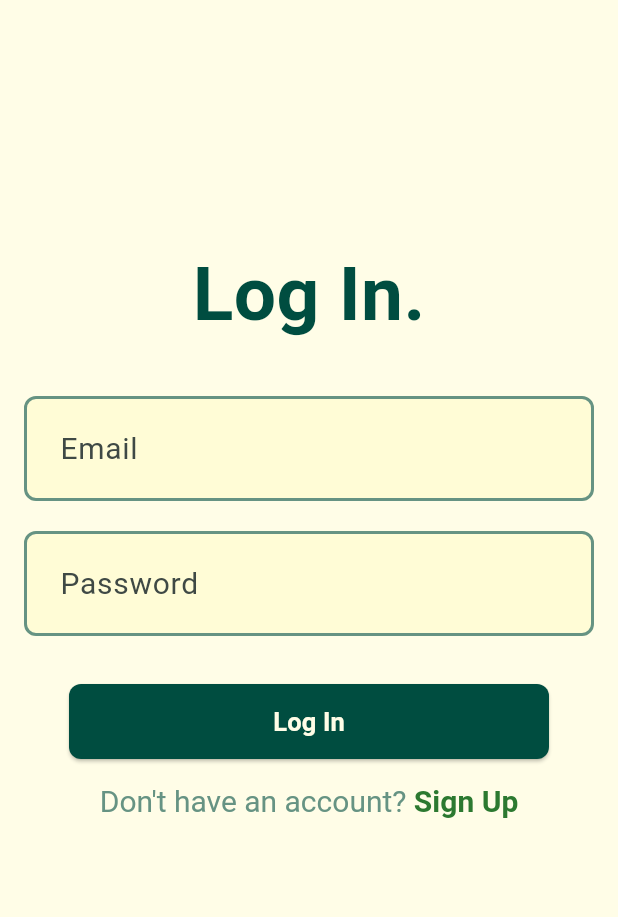
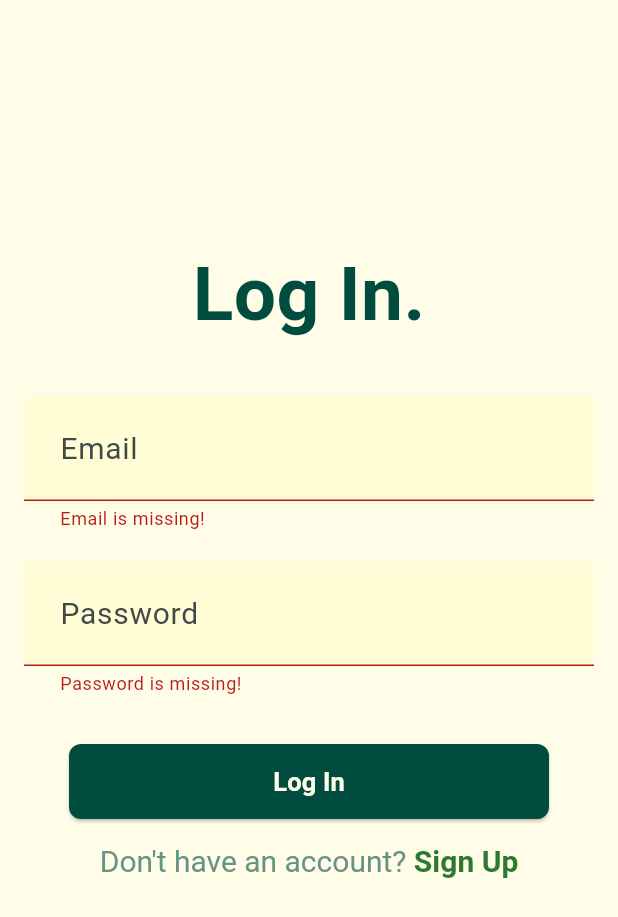
Before and after one commit to paraspbt/employee_erp_app, a Flutter app: the screen it shows after launch, after a tap on "Log In", on a phone screen of 412 x 824 dp. Shown: the top 917 px of the screen. Run offline on Flutter 3.47's test engine with Material 3 defaults, Android fonts, the phone set to English and light mode, and no system bars; our stand-ins replace flutter_bloc, flutter_dotenv, fpdart, get_it, supabase_flutter; accounts and stored records are empty.

Commit message:
Login Done

```diff
--- a/lib/features/auth/presentation/bloc/auth_bloc.dart
+++ b/lib/features/auth/presentation/bloc/auth_bloc.dart
@@ -1,4 +1,5 @@
 import 'package:emperp_app/features/auth/data/models/user_model.dart';
+import 'package:emperp_app/features/auth/presentation/usecases/user_login.dart';
 import 'package:emperp_app/features/auth/presentation/usecases/user_signup.dart';
 import 'package:flutter/foundation.dart';
 import 'package:flutter_bloc/flutter_bloc.dart';
@@ -8,10 +9,10 @@ part 'auth_state.dart';
 
 class AuthBloc extends Bloc<AuthEvent, AuthState> {
   final UserSignup _userSignup;
-
-  AuthBloc({
-    required UserSignup userSignup,
-  })  : _userSignup = userSignup,
+  final UserLogin _userLogin;
+  AuthBloc({required UserSignup userSignup, required UserLogin userLogin})
+      : _userSignup = userSignup,
+        _userLogin = userLogin,
         super(AuthInitial()) {
     on<AuthSignup>(
       (event, emit) async {
@@ -27,5 +28,19 @@ class AuthBloc extends Bloc<AuthEvent, AuthState> {
             (l) => emit(AuthFailure(l.message)), (r) => emit(AuthSuccess(r)));
       },
     );
+
+    on<AuthLogin>(
+      (event, emit) async {
+        emit(AuthLoading());
+        final res = await _userLogin.call(
+          UserLoginParams(
+            email: event.email,
+            password: event.password,
+          ),
+        );
+        return res.fold(
+            (l) => emit(AuthFailure(l.message)), (r) => emit(AuthSuccess(r)));
+      },
+    );
   }
 }
--- a/lib/features/auth/presentation/bloc/auth_event.dart
+++ b/lib/features/auth/presentation/bloc/auth_event.dart
@@ -14,3 +14,11 @@ class AuthSignup extends AuthEvent {
     required this.password,
   });
 }
+
+class AuthLogin extends AuthEvent {
+  final String email;
+  final String password;
+
+  AuthLogin({required this.email, required this.password});
+
+}
--- a/lib/features/auth/presentation/pages/login_page.dart
+++ b/lib/features/auth/presentation/pages/login_page.dart
@@ -1,8 +1,10 @@
 import 'package:emperp_app/core/theme/app_pallete.dart';
+import 'package:emperp_app/features/auth/presentation/bloc/auth_bloc.dart';
 import 'package:emperp_app/features/auth/presentation/pages/signup_page.dart';
 import 'package:emperp_app/features/auth/presentation/widgets/auth_button.dart';
 import 'package:emperp_app/features/auth/presentation/widgets/auth_field.dart';
 import 'package:flutter/material.dart';
+import 'package:flutter_bloc/flutter_bloc.dart';
 
 class LoginPage extends StatefulWidget {
   static route() => MaterialPageRoute(builder: (context) => const LoginPage());
@@ -31,14 +33,18 @@ class _LoginPageState extends State<LoginPage> {
         onTap: () {
           FocusScope.of(context).unfocus();
         },
-        child: SingleChildScrollView(
+        child: Stack(
+          children: [
+            SingleChildScrollView(
               padding: const EdgeInsets.all(16),
               child: Form(
                 key: formKey,
                 child: Column(
                   mainAxisAlignment: MainAxisAlignment.start,
                   children: [
-                const SizedBox(height: 144,),
+                    const SizedBox(
+                      height: 144,
+                    ),
                     const Text(
                       "Log In.",
                       style: TextStyle(
@@ -58,7 +64,19 @@ class _LoginPageState extends State<LoginPage> {
                       isObscureText: true,
                     ),
                     const SizedBox(height: 32),
-                AuthButton(buttonText: "Log In", onPressed: () {}),
+                    AuthButton(
+                      buttonText: "Log In",
+                      onPressed: () {
+                        if (formKey.currentState!.validate()) {
+                          BlocProvider.of<AuthBloc>(context).add(
+                                AuthLogin(
+                                  email: emailController.text.trim(),
+                                  password: passwordController.text.trim(),
+                                ),
+                              );
+                        }
+                      },
+                    ),
                     const SizedBox(height: 16),
                     GestureDetector(
                       onTap: () {
@@ -67,7 +85,8 @@ class _LoginPageState extends State<LoginPage> {
                       child: RichText(
                         text: const TextSpan(
                           text: 'Don\'t have an account? ',
-                      style: TextStyle(fontSize: 20, color: AppPallete.dullGreen),
+                          style: TextStyle(
+                              fontSize: 20, color: AppPallete.dullGreen),
                           children: [
                             TextSpan(
                               text: 'Sign Up',
@@ -84,6 +103,29 @@ class _LoginPageState extends State<LoginPage> {
                 ),
               ),
             ),
+            BlocConsumer<AuthBloc, AuthState>(
+              listener: (context, state) {
+                if (state is AuthFailure) {
+                  ScaffoldMessenger.of(context)
+                    ..hideCurrentSnackBar()
+                    ..showSnackBar(
+                       SnackBar(
+                        content: Text(state.message),
+                      ),
+                    );
+                }
+              },
+              builder: (context, state) {
+                if (state is AuthLoading) {
+                  return const Center(
+                    child: CircularProgressIndicator(),
+                  );
+                }
+                return const SizedBox.shrink();
+              },
+            ),
+          ],
+        ),
       ),
     );
   }
--- /dev/null
+++ b/lib/features/auth/presentation/usecases/user_login.dart
@@ -0,0 +1,26 @@
+import 'package:emperp_app/core/errors/failure.dart';
+import 'package:emperp_app/features/auth/data/models/user_model.dart';
+import 'package:emperp_app/features/auth/data/repository/auth_repository_impl.dart';
+import 'package:fpdart/fpdart.dart';
+
+class UserLogin {
+  final AuthRepositoryImpl authRepositoryImpl;
+  UserLogin(this.authRepositoryImpl);
+  Future<Either<Failure, UserModel>> call(UserLoginParams params) async {
+    final res = await authRepositoryImpl.loginWithEmailPassword(
+      email: params.email,
+      password: params.password,
+    );
+    return res;
+  }
+}
+
+class UserLoginParams {
+  final String email;
+  final String password;
+
+  UserLoginParams({
+    required this.email,
+    required this.password,
+  });
+}
--- a/lib/init_dependencies.dart
+++ b/lib/init_dependencies.dart
@@ -1,5 +1,6 @@
 import 'package:emperp_app/features/auth/data/datasources/auth_remote_datasource.dart';
 import 'package:emperp_app/features/auth/data/repository/auth_repository_impl.dart';
+import 'package:emperp_app/features/auth/presentation/usecases/user_login.dart';
 import 'package:emperp_app/features/auth/presentation/usecases/user_signup.dart';
 import 'package:emperp_app/features/auth/presentation/bloc/auth_bloc.dart';
 import 'package:flutter_dotenv/flutter_dotenv.dart';
@@ -27,5 +28,12 @@ void _initAuth() {
 
   getIt.registerFactory(() => UserSignup(getIt<AuthRepositoryImpl>()));
 
-  getIt.registerLazySingleton(() => AuthBloc(userSignup: getIt<UserSignup>()));
+  getIt.registerFactory(() => UserLogin(getIt<AuthRepositoryImpl>()));
+
+  getIt.registerLazySingleton(
+    () => AuthBloc(
+      userSignup: getIt<UserSignup>(),
+      userLogin: getIt<UserLogin>(),
+    ),
+  );
 }
```
Also changed, not shown: lib/features/auth/data/datasources/auth_remote_datasource.dart (+17 -3 lines), lib/features/auth/data/repository/auth_repository_impl.dart (+15 -3 lines). Lines whose indentation alone changed are shown as unchanged.
